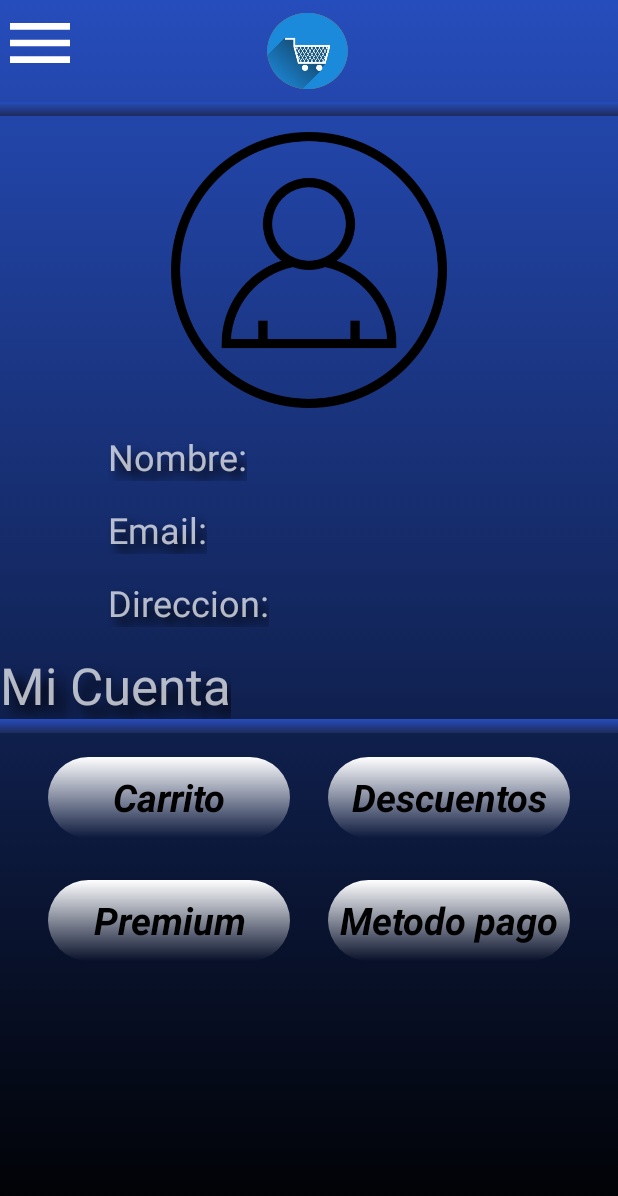
After one commit to bucce2002/Proyecto_Tienda_Android, an Android app: the PerfilActivity screen opened directly, with no data from a screen before it, on a phone screen of 412 x 824 dp. The commit adds this screen. Shown: the top 1196 px of the screen. Run offline under Robolectric (Android 15) with nearby library versions, the phone set to English and light mode, and no system bars; network calls fail.

Commit message:
Hecho el perfil y el menu funciona en todas las pantallas de la app

```diff
--- a/app/src/main/AndroidManifest.xml
+++ b/app/src/main/AndroidManifest.xml
@@ -13,6 +13,9 @@
         android:supportsRtl="true"
         android:theme="@style/Theme.Proyecto_Android_Tienda_Informatica"
         android:usesCleartextTraffic="true">
+        <activity
+            android:name=".PerfilActivity"
+            android:exported="false" />
         <activity
             android:name=".InfoProducto"
             android:exported="false" />
@@ -31,7 +34,6 @@
             android:theme="@style/splashTheme">
             <intent-filter>
                 <action android:name="android.intent.action.MAIN" />
-
                 <category android:name="android.intent.category.LAUNCHER" />
             </intent-filter>
         </activity>
--- a/app/src/main/java/pildorasinformaticas/com/mylogin/proyecto_android_tienda_informatica/AyudaActivity.java
+++ b/app/src/main/java/pildorasinformaticas/com/mylogin/proyecto_android_tienda_informatica/AyudaActivity.java
@@ -62,12 +62,12 @@ public class AyudaActivity extends AppCompatActivity {
             popup.setOnMenuItemClickListener(item -> {
                 switch (item.getItemId()){
                     case R.id.opcion1:
-                        Toast.makeText(AyudaActivity.this, "Opcion 1", Toast.LENGTH_SHORT).show();
+                        irPerfil();
                         return true;
                     case R.id.opcion2:
                         return true;
                     case R.id.opcion3:
-                        Toast.makeText(AyudaActivity.this, "Opcion 2", Toast.LENGTH_SHORT).show();
+                        salir();
                         return true;
                     default:
                         return false;
@@ -143,4 +143,14 @@ public class AyudaActivity extends AppCompatActivity {
             dialog.show();
         });
     }
+
+    public void salir(){
+        Intent intent = new Intent(getApplicationContext(),LoginActivity.class);
+        startActivity(intent);
+    }
+
+    public void irPerfil(){
+        Intent intent = new Intent(getApplicationContext(),PerfilActivity.class);
+        startActivity(intent);
+    }
 }
--- /dev/null
+++ b/app/src/main/java/pildorasinformaticas/com/mylogin/proyecto_android_tienda_informatica/PerfilActivity.java
@@ -0,0 +1,57 @@
+package pildorasinformaticas.com.mylogin.proyecto_android_tienda_informatica;
+
+import androidx.appcompat.app.AppCompatActivity;
+
+import android.content.Intent;
+import android.os.Bundle;
+import android.view.MenuInflater;
+import android.widget.ImageView;
+import android.widget.PopupMenu;
+import android.widget.Toast;
+
+public class PerfilActivity extends AppCompatActivity {
+
+    @Override
+    protected void onCreate(Bundle savedInstanceState) {
+        super.onCreate(savedInstanceState);
+        setContentView(R.layout.activity_perfil);
+        ImageView menu = findViewById(R.id.menuIc);
+        ImageView logo = findViewById(R.id.logoIc);
+
+        menu.setOnClickListener(v -> {
+            PopupMenu popup = new PopupMenu(PerfilActivity.this, v);
+            popup.setOnMenuItemClickListener(item -> {
+                switch (item.getItemId()){
+                    case R.id.opcion1:
+                        return true;
+                    case R.id.opcion2:
+                        irAyuda();
+                        return true;
+                    case R.id.opcion3:
+                        salir();
+                        return true;
+                    default:
+                        return false;
+                }
+
+            });
+            MenuInflater inflater = popup.getMenuInflater();
+            inflater.inflate(R.menu.menu_principal, popup.getMenu());
+            popup.show();
+        });
+
+        logo.setOnClickListener(v -> {
+            Intent intent = new Intent(getApplicationContext(),PrincipalActivity.class);
+            startActivity(intent);
+        });
+    }
+    public void irAyuda(){
+        Intent intent = new Intent(getApplicationContext(),AyudaActivity.class);
+        startActivity(intent);
+    }
+
+    public void salir(){
+        Intent intent = new Intent(getApplicationContext(),LoginActivity.class);
+        startActivity(intent);
+    }
+}
--- a/app/src/main/java/pildorasinformaticas/com/mylogin/proyecto_android_tienda_informatica/PrincipalActivity.java
+++ b/app/src/main/java/pildorasinformaticas/com/mylogin/proyecto_android_tienda_informatica/PrincipalActivity.java
@@ -75,13 +75,13 @@ public class PrincipalActivity extends AppCompatActivity implements AdaptadorIma
             popup.setOnMenuItemClickListener(item -> {
                 switch (item.getItemId()){
                     case R.id.opcion1:
-                        Toast.makeText(PrincipalActivity.this, "Opcion 1", Toast.LENGTH_SHORT).show();
+                        irPerfil();
                         return true;
                     case R.id.opcion2:
                         irAyuda();
                         return true;
                     case R.id.opcion3:
-                        Toast.makeText(PrincipalActivity.this, "Opcion 2", Toast.LENGTH_SHORT).show();
+                        salir();
                         return true;
                     default:
                         return false;
@@ -165,6 +165,16 @@ public class PrincipalActivity extends AppCompatActivity implements AdaptadorIma
         startActivity(intent);
     }
 
+    public void salir(){
+        Intent intent = new Intent(getApplicationContext(),LoginActivity.class);
+        startActivity(intent);
+    }
+
+    public void irPerfil(){
+        Intent intent = new Intent(getApplicationContext(),PerfilActivity.class);
+        startActivity(intent);
+    }
+
     @Override
     public void onProductClick(int position) {
         Intent intent = new Intent(this, InfoProducto.class);
--- /dev/null
+++ b/app/src/main/res/drawable-v24/boton_custom_white.xml
@@ -0,0 +1,8 @@
+<?xml version="1.0" encoding="utf-8"?>
+<shape android:shape="rectangle" xmlns:android="http://schemas.android.com/apk/res/android">
+    <gradient
+        android:angle="60"
+        android:startColor="@color/white"
+        />
+    <corners android:radius="30dp"/>
+</shape>
--- a/app/src/main/res/layout/activity_ayuda.xml
+++ b/app/src/main/res/layout/activity_ayuda.xml
@@ -31,7 +31,8 @@
         android:layout_centerHorizontal="true"
         android:layout_marginLeft="117dp"
         android:layout_toRightOf="@id/logoIc"
-        android:src="@drawable/ic_baseline_filter_alt_24" />
+        android:src="@drawable/ic_baseline_filter_alt_24"
+        android:visibility="invisible" />
 
     <ImageView
         android:id="@+id/linea"
--- /dev/null
+++ b/app/src/main/res/layout/activity_perfil.xml
@@ -0,0 +1,179 @@
+<?xml version="1.0" encoding="utf-8"?>
+<androidx.constraintlayout.widget.ConstraintLayout xmlns:android="http://schemas.android.com/apk/res/android"
+    xmlns:app="http://schemas.android.com/apk/res-auto"
+    xmlns:tools="http://schemas.android.com/tools"
+    android:layout_width="match_parent"
+    android:layout_height="match_parent"
+    android:background="@drawable/background2"
+    tools:context=".PerfilActivity"
+    >
+
+    <ImageView
+        android:id="@+id/menuIc"
+        android:layout_width="53dp"
+        android:layout_height="57dp"
+        android:src="@drawable/ic_baseline_menu_24"
+        app:layout_constraintStart_toStartOf="parent"
+        app:layout_constraintTop_toTopOf="parent" />
+
+    <ImageView
+        android:id="@+id/logoIc"
+        android:layout_width="54dp"
+        android:layout_height="68dp"
+        android:layout_centerHorizontal="true"
+        android:layout_marginStart="124dp"
+        android:layout_toRightOf="@id/menuIc"
+        android:src="@drawable/logo"
+        app:layout_constraintEnd_toEndOf="parent"
+        app:layout_constraintHorizontal_bias="0.005"
+        app:layout_constraintStart_toEndOf="@+id/menuIc"
+        app:layout_constraintTop_toTopOf="parent" />
+
+    <ImageView
+        android:id="@+id/imageView2"
+        android:layout_width="197dp"
+        android:layout_height="184dp"
+        android:layout_marginTop="88dp"
+        android:src="@drawable/xsxsxs"
+        app:layout_constraintEnd_toEndOf="parent"
+        app:layout_constraintStart_toStartOf="parent"
+        app:layout_constraintTop_toTopOf="parent"
+        tools:visibility="visible" />
+
+    <TextView
+        android:id="@+id/textView"
+        android:layout_width="wrap_content"
+        android:layout_height="wrap_content"
+        android:layout_marginStart="72dp"
+        android:layout_marginTop="16dp"
+        android:shadowColor="@color/black"
+        android:shadowDx="8"
+        android:shadowDy="8"
+        android:shadowRadius="8"
+        android:text="Nombre:"
+        android:textSize="24sp"
+        app:layout_constraintStart_toStartOf="parent"
+        app:layout_constraintTop_toBottomOf="@+id/imageView2" />
+
+    <TextView
+        android:id="@+id/textView9"
+        android:layout_width="wrap_content"
+        android:layout_height="wrap_content"
+        android:layout_marginStart="72dp"
+        android:layout_marginTop="16dp"
+        android:shadowColor="@color/black"
+        android:shadowDx="8"
+        android:shadowDy="8"
+        android:shadowRadius="8"
+        android:text="Email:"
+        android:textSize="24sp"
+        app:layout_constraintStart_toStartOf="parent"
+        app:layout_constraintTop_toBottomOf="@+id/textView" />
+
+    <TextView
+        android:id="@+id/textView14"
+        android:layout_width="wrap_content"
+        android:layout_height="wrap_content"
+        android:layout_marginStart="72dp"
+        android:layout_marginTop="16dp"
+        android:shadowColor="@color/black"
+        android:shadowDx="8"
+        android:shadowDy="8"
+        android:shadowRadius="8"
+        android:text="Direccion:"
+        android:textSize="24sp"
+        app:layout_constraintStart_toStartOf="parent"
+        app:layout_constraintTop_toBottomOf="@+id/textView9" />
+
+    <TextView
+        android:id="@+id/textView15"
+        android:layout_width="wrap_content"
+        android:layout_height="wrap_content"
+        android:layout_marginTop="16dp"
+        android:shadowColor="@color/black"
+        android:shadowDx="10"
+        android:shadowDy="10"
+        android:shadowRadius="10"
+        android:text="Mi Cuenta"
+        android:textSize="34sp"
+        app:layout_constraintStart_toStartOf="parent"
+        app:layout_constraintTop_toBottomOf="@+id/textView14" />
+
+    <ImageView
+        android:id="@+id/imageView3"
+        android:layout_width="415dp"
+        android:layout_height="9dp"
+        app:layout_constraintStart_toStartOf="parent"
+        app:layout_constraintTop_toBottomOf="@+id/textView15"
+        app:srcCompat="@drawable/linea" />
+
+    <TextView
+        android:id="@+id/txtCarrito"
+        android:layout_width="161dp"
+        android:layout_height="54dp"
+        android:layout_marginStart="32dp"
+        android:layout_marginTop="16dp"
+        android:background="@drawable/boton_custom_white"
+        android:gravity="center_horizontal|center_vertical"
+        android:text="Carrito"
+        android:textColor="#000000"
+        android:textSize="25sp"
+        android:textStyle="bold|italic"
+        app:layout_constraintStart_toStartOf="parent"
+        app:layout_constraintTop_toBottomOf="@+id/imageView3" />
+
+    <TextView
+        android:id="@+id/txtMetodo"
+        android:layout_width="161dp"
+        android:layout_height="54dp"
+        android:layout_marginTop="28dp"
+        android:layout_marginEnd="32dp"
+        android:background="@drawable/boton_custom_white"
+        android:gravity="center_horizontal|center_vertical"
+        android:text="Metodo pago"
+        android:textColor="#000000"
+        android:textSize="25sp"
+        android:textStyle="bold|italic"
+        app:layout_constraintEnd_toEndOf="parent"
+        app:layout_constraintTop_toBottomOf="@+id/txtDescuentos" />
+
+    <TextView
+        android:id="@+id/txtPremium"
+        android:layout_width="161dp"
+        android:layout_height="54dp"
+        android:layout_marginStart="32dp"
+        android:layout_marginTop="28dp"
+        android:background="@drawable/boton_custom_white"
+        android:gravity="center_horizontal|center_vertical"
+        android:text="Premium"
+        android:textColor="#000000"
+        android:textSize="25sp"
+        android:textStyle="bold|italic"
+        app:layout_constraintStart_toStartOf="parent"
+        app:layout_constraintTop_toBottomOf="@+id/txtCarrito" />
+
+    <TextView
+        android:id="@+id/txtDescuentos"
+        android:layout_width="161dp"
+        android:layout_height="54dp"
+        android:layout_marginTop="16dp"
+        android:layout_marginEnd="32dp"
+        android:background="@drawable/boton_custom_white"
+        android:gravity="center_horizontal|center_vertical"
+        android:text="Descuentos"
+        android:textColor="#000000"
+        android:textSize="25sp"
+        android:textStyle="bold|italic"
+        app:layout_constraintEnd_toEndOf="parent"
+        app:layout_constraintTop_toBottomOf="@+id/imageView3" />
+
+    <ImageView
+        android:id="@+id/imageView4"
+        android:layout_width="413dp"
+        android:layout_height="9dp"
+        app:layout_constraintEnd_toEndOf="parent"
+        app:layout_constraintHorizontal_bias="0.0"
+        app:layout_constraintStart_toStartOf="parent"
+        app:layout_constraintTop_toBottomOf="@+id/logoIc"
+        app:srcCompat="@drawable/linea" />
+</androidx.constraintlayout.widget.ConstraintLayout>
```
Also changed, not shown: app/src/main/res/drawable/xsxsxs.png (added).
